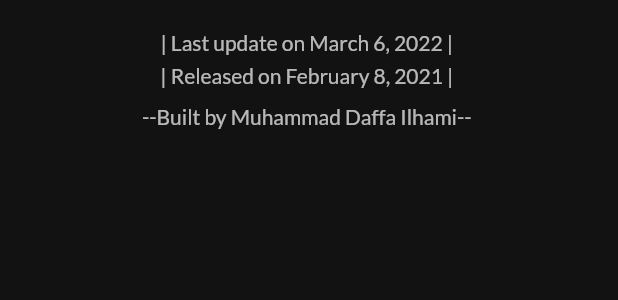
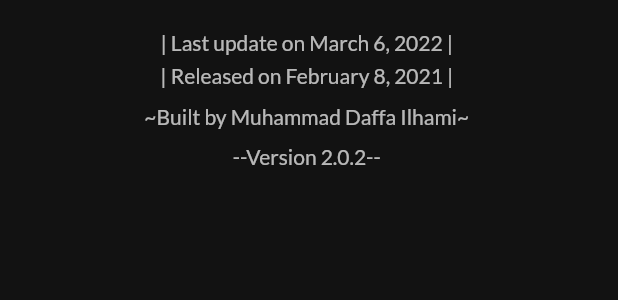
Before and after one commit to mdaffailhami/mdaffailhami, a Flutter app: the MyFooter widget shown alone on an empty page, opened directly, on a phone screen of 412 x 824 dp. Shown: the top 300 px of the screen. Run offline on Flutter 3.47's test engine with Material 2 defaults, Android fonts, the phone set to English and light mode, and no system bars; our stand-ins replace font_awesome_flutter, google_fonts, simple_shadow, url_strategy; network calls fail.

Commit message:
Released version 2.0.2+3

```diff
--- a/lib/screens/home/components/footer.dart
+++ b/lib/screens/home/components/footer.dart
@@ -27,7 +27,13 @@ class MyFooter extends StatelessWidget {
               ),
               const SizedBox(height: 10),
               SelectableText(
-                '--Built by Muhammad Daffa Ilhami--',
+                '~Built by Muhammad Daffa Ilhami~',
+                style:
+                    Theme.of(context).textTheme.caption?.copyWith(fontSize: 14),
+              ),
+              const SizedBox(height: 10),
+              SelectableText(
+                '--Version 2.0.2--',
                 style:
                     Theme.of(context).textTheme.caption?.copyWith(fontSize: 14),
               ),
--- a/pubspec.yaml
+++ b/pubspec.yaml
@@ -15,7 +15,7 @@ publish_to: "none" # Remove this line if you wish to publish to pub.dev
 # In iOS, build-name is used as CFBundleShortVersionString while build-number used as CFBundleVersion.
 # Read more about iOS versioning at
 # https://developer.apple.com/library/archive/documentation/General/Reference/InfoPlistKeyReference/Articles/CoreFoundationKeys.html
-version: 2.0.1+2
+version: 2.0.2+3
 
 environment:
   sdk: ">=2.15.1 <3.0.0"
```
